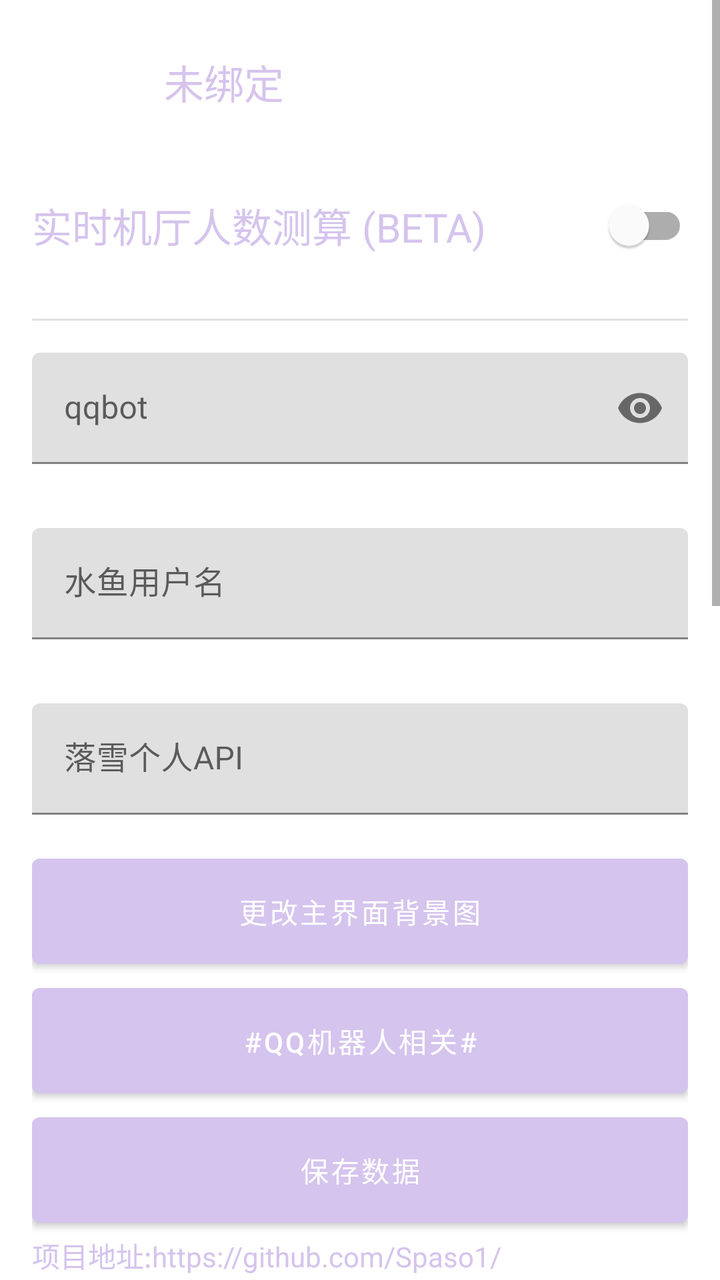
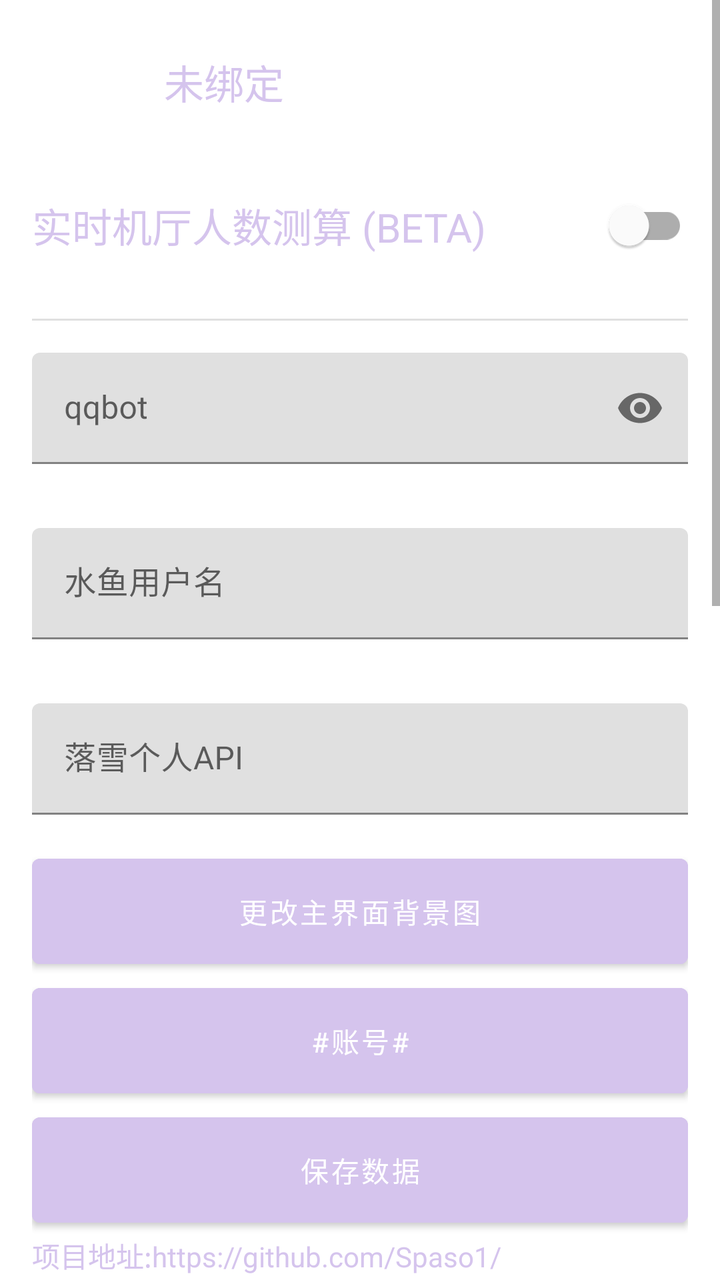

Two renders of the same Android screen: before a commit and after it. Below are the layout's source before the change and the commit's diff.
<!-- AndroidManifest.xml: application theme Theme.FindMaimaiUltra -->
<!-- res/layout/fragment_slideshow.xml -->
<?xml version="1.0" encoding="utf-8"?>
<androidx.constraintlayout.widget.ConstraintLayout
        xmlns:android="http://schemas.android.com/apk/res/android"
        xmlns:app="http://schemas.android.com/apk/res-auto"
        xmlns:tools="http://schemas.android.com/tools"
        android:layout_width="match_parent"
        android:layout_height="match_parent"
        tools:context=".ui.slideshow.SlideshowFragment">

    <ScrollView xmlns:android="http://schemas.android.com/apk/res/android"
                xmlns:app="http://schemas.android.com/apk/res-auto"
                xmlns:tools="http://schemas.android.com/tools" android:layout_width="match_parent"
                android:id="@+id/scrollView"
                android:layout_height="match_parent"
                android:background="@color/colorOnPrimary"
                android:fillViewport="true">

        <LinearLayout
                android:layout_width="match_parent"
                android:layout_height="wrap_content"
                android:orientation="vertical"
                android:padding="16dp">
            <LinearLayout
                    android:layout_width="match_parent"
                    android:layout_height="wrap_content"
                    android:orientation="horizontal"
                    android:paddingBottom="16dp"
                    tools:ignore="MissingConstraints">

                
                <ImageView
                        android:id="@+id/useravatar"
                        android:layout_width="50dp"
                        android:layout_height="50dp"
                        android:layout_marginEnd="16dp" />

                
                <FrameLayout
                        android:layout_width="0dp"
                        android:layout_weight="1"
                        android:layout_height="match_parent"
                        android:background="@color/white"
                >

                    <TextView
                            android:id="@+id/username"
                            android:layout_width="wrap_content"
                            android:layout_height="wrap_content"
                            android:text="未绑定"
                            android:textSize="20sp"
                            android:textColor="@color/textcolorPrimary"
                            android:gravity="center"
                            android:layout_gravity="center_vertical|start"/> 
                </FrameLayout>
            </LinearLayout>

            <com.google.android.material.switchmaterial.SwitchMaterial
                    android:id="@+id/switchBeta1"
                    android:layout_width="match_parent"
                    android:layout_height="wrap_content"
                    android:textColor="@color/textcolorPrimary"
                    android:text="@string/beta"
                    android:textSize="20sp"
                    android:checked="false"
                    android:paddingTop="16dp"
                    android:paddingBottom="16dp"/>

            <RadioGroup
                    android:id="@+id/radioGroup"
                    android:layout_width="wrap_content"
                    android:layout_height="wrap_content"
                    android:visibility="gone"
                    android:orientation="vertical">
                <TextView android:layout_width="wrap_content" android:layout_height="wrap_content"
                          android:textColor="@color/textcolorPrimary"
                          android:textSize="20sp"
                          android:text="查分器"/>
                <com.google.android.material.radiobutton.MaterialRadioButton
                        android:id="@+id/org"
                        android:checked="true"
                        android:textColor="@color/textcolorPrimary"
                        android:layout_width="wrap_content"
                        android:layout_height="wrap_content"
                        android:text="@string/org" />
                <com.google.android.material.radiobutton.MaterialRadioButton
                        android:id="@+id/radioButton1"
                        android:checked="true"
                        android:textColor="@color/textcolorPrimary"
                        android:layout_width="wrap_content"
                        android:layout_height="wrap_content"
                        android:text="@string/shuiyu_option" />

                <com.google.android.material.radiobutton.MaterialRadioButton
                        android:id="@+id/radioButton2"
                        android:layout_width="wrap_content"
                        android:layout_height="wrap_content"
                        android:textColor="@color/textcolorPrimary"
                        android:text="@string/lx_option" />
            </RadioGroup>
            
            <View
                    android:layout_width="match_parent"
                    android:layout_height="1dp"
                    android:background="?android:attr/dividerVertical"
                    android:layout_marginTop="16dp"/>

            <com.google.android.material.textfield.TextInputLayout
                    android:layout_width="match_parent"
                    android:layout_height="wrap_content"
                    android:paddingTop="16dp"
                    app:endIconMode="password_toggle"
                    android:paddingBottom="16dp">

                <com.google.android.material.textfield.TextInputEditText
                        android:id="@+id/qqbot"
                        android:layout_width="match_parent"
                        android:layout_height="wrap_content"
                        android:hint="qqbot"
                        android:inputType="textPassword"/>  

            </com.google.android.material.textfield.TextInputLayout>


            <com.google.android.material.textfield.TextInputLayout
                    android:layout_width="match_parent"
                    android:layout_height="wrap_content"
                    android:paddingTop="16dp"
                    android:paddingBottom="16dp">

                <com.google.android.material.textfield.TextInputEditText
                        android:id="@+id/shuiyu"
                        android:layout_width="match_parent"
                        android:layout_height="wrap_content"
                        android:hint="水鱼用户名"
                        android:inputType="textPersonName"/>

            </com.google.android.material.textfield.TextInputLayout>
            <com.google.android.material.textfield.TextInputLayout
                    android:layout_width="match_parent"
                    android:layout_height="wrap_content"
                    android:paddingTop="16dp"
                    android:paddingBottom="16dp">
                <com.google.android.material.textfield.TextInputEditText
                        android:id="@+id/luoxue"
                        android:layout_width="match_parent"
                        android:layout_height="wrap_content"
                        android:hint="落雪个人API"
                        android:inputType="textPersonName"/>
            </com.google.android.material.textfield.TextInputLayout>
            
            <com.google.android.material.button.MaterialButton
                    android:id="@+id/changePhoto"
                    android:layout_width="match_parent"
                    android:layout_height="wrap_content"
                    android:text="更改主界面背景图"
                    android:textColor="@android:color/white"

                    android:backgroundTint="?attr/colorPrimary"
                    android:paddingTop="16dp"
                    android:paddingBottom="16dp"/>

            <com.google.android.material.button.MaterialButton
                    android:id="@+id/openQQbot"
                    android:layout_width="match_parent"
                    android:layout_height="wrap_content"
                    android:text="#QQ机器人相关#"
                    android:textColor="@android:color/white"

                    android:backgroundTint="?attr/colorPrimary"
                    android:paddingTop="16dp"
                    android:paddingBottom="16dp"/>

            <LinearLayout android:layout_width="match_parent" android:layout_height="wrap_content" android:orientation="horizontal">
                <com.google.android.material.button.MaterialButton
                        android:id="@+id/save_settings_button"
                        android:layout_width="match_parent"
                        android:layout_height="wrap_content"
                        android:text="保存数据"
                        android:backgroundTint="?attr/colorPrimary"
                        android:textColor="@android:color/white"
                        android:paddingTop="16dp"
                        android:paddingBottom="16dp"/>

            </LinearLayout>
            <TextView android:layout_width="wrap_content"             android:textColor="@color/textcolorPrimary"
                      android:layout_height="wrap_content" android:text="@string/settin_body"/>
            <TextView
                    android:layout_width="match_parent"
                    android:layout_height="match_parent"
                    android:textColor="@color/textcolorPrimary"
                    android:id="@+id/uuid"/>
            <View
                    android:layout_width="match_parent"
                    android:layout_height="1dp"
                    android:background="?android:attr/dividerVertical"
                    android:layout_marginTop="16dp"/>
            <TextView android:layout_width="wrap_content"         android:textColor="@color/textcolorPrimary"
                      android:layout_height="wrap_content" android:textSize="16dp" android:id="@+id/vits" />
            <WebView android:layout_width="match_parent" android:layout_height="600dp" android:id="@+id/develop"
                     tools:ignore="WebViewLayout"/>

        </LinearLayout>
    </ScrollView>
</androidx.constraintlayout.widget.ConstraintLayout>
<!-- resources referenced by this layout -->
<resources>
  <color name="colorOnPrimary">#FFFFFF</color>
  <color name="textcolorPrimary">#D5C4ED</color>
  <color name="white">#FFFFFFFF</color>
  <string name="beta">实时机厅人数测算 (BETA)</string>
  <string name="lx_option">落雪</string>
  <string name="org">原生</string>
  <string name="settin_body">项目地址:https://github.com/Spaso1/FindMaimaiDX_Phone/ 个人开发,欢迎合作或者提意见!遵从MIT 协议,您可以在随意修改软件源码.</string>
  <string name="shuiyu_option">水鱼</string>
  <style name="Theme.FindMaimaiUltra" parent="Theme.MaterialComponents.DayNight.DarkActionBar">
          
          <item name="colorPrimary">@color/purple_500</item>
          <item name="colorPrimaryVariant">@color/purple_700</item>
          <item name="colorOnPrimary">@color/white</item>
          
          <item name="colorSecondary">@color/teal_200</item>
          <item name="colorSecondaryVariant">@color/teal_700</item>
          <item name="colorOnSecondary">@color/black</item>
          
          <item name="android:statusBarColor">?attr/colorPrimaryVariant</item>
          
          <item name="popupMenuStyle">@style/MenuBackgroundStyle</item>
  
      </style>
  <color name="purple_500">#D5C4ED</color>
  <color name="purple_700">#D5C4ED</color>
  <color name="teal_200">#D5C4ED</color>
  <color name="teal_700">#D5C4ED</color>
  <color name="black">#8A8282</color>
  <style name="MenuBackgroundStyle">
          <item name="android:background">@color/menu_background_color</item>
      </style>
  <color name="menu_background_color">#FFFFFF</color>
</resources>

<!-- the commit's change to res/layout/fragment_slideshow.xml (unified diff, before → after) -->
@@ -163,7 +163,7 @@
                     android:id="@+id/openQQbot"
                     android:layout_width="match_parent"
                     android:layout_height="wrap_content"
-                    android:text="#QQ机器人相关#"
+                    android:text="#账号#"
                     android:textColor="@android:color/white"
 
                     android:backgroundTint="?attr/colorPrimary"
